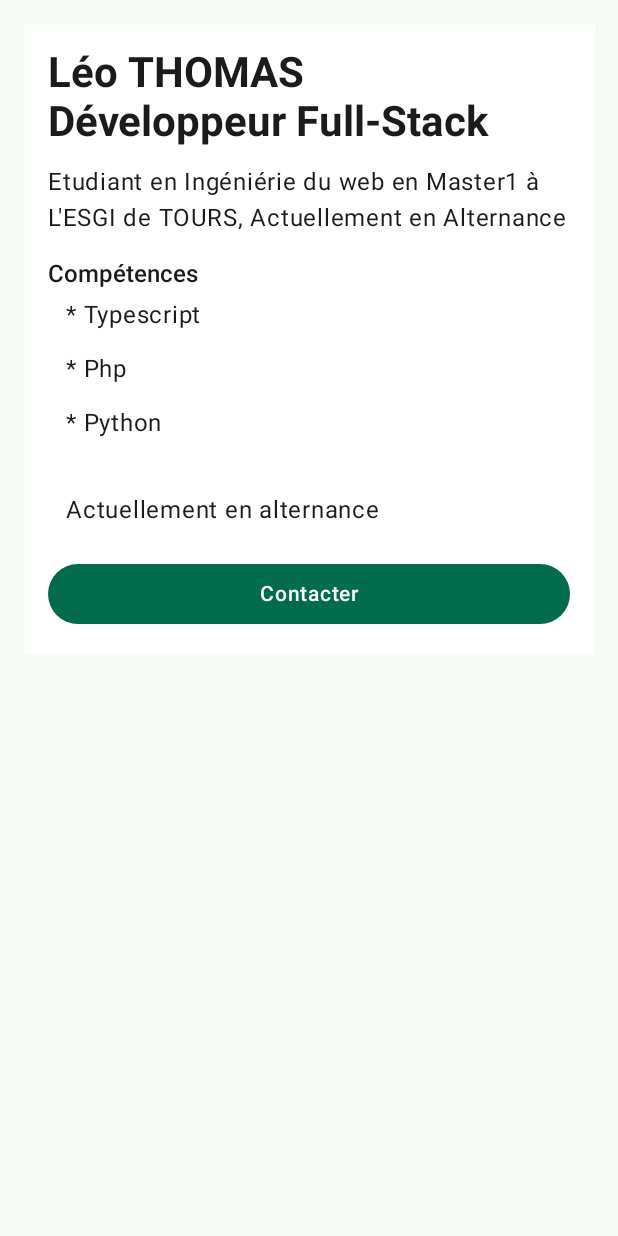
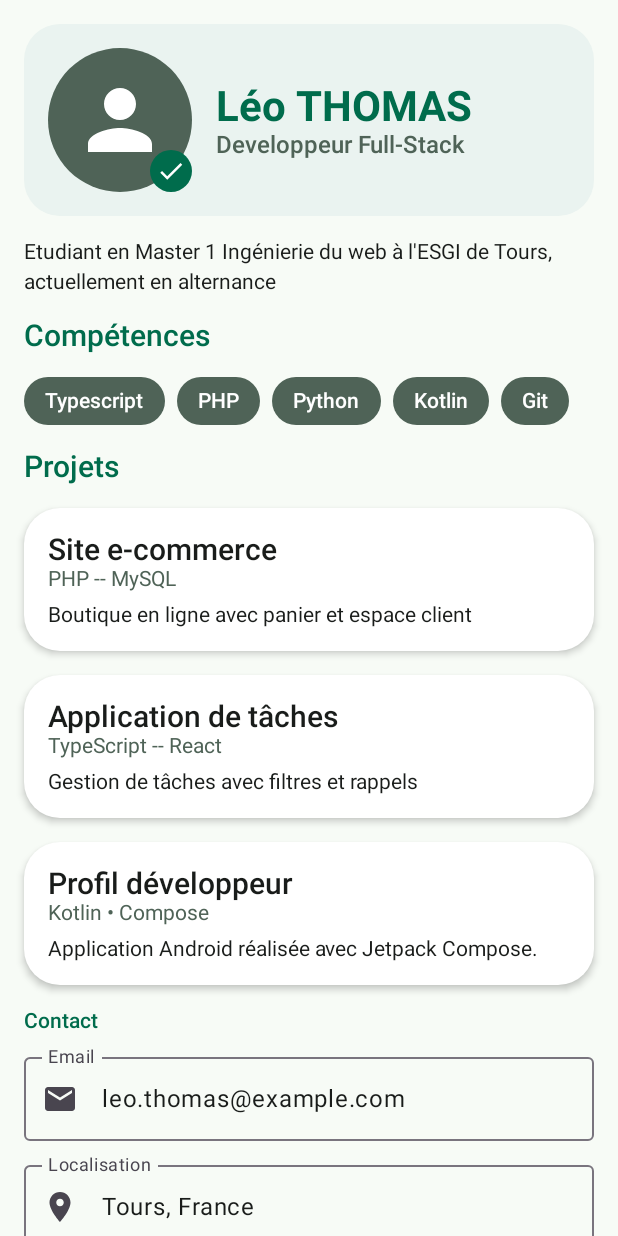
Before and after one commit to leoths10/ProfilDeveloppeurUI, an Android app built with Jetpack Compose: the screen it shows after launch (MainActivity), on a phone screen of 412 x 824 dp. Run offline under Robolectric (Android 15) with nearby library versions, the phone set to English and light mode, and no system bars.

Commit message:
Ecran de profil complet

```diff
--- a/app/src/main/java/com/example/profildeveloppeur/MainActivity.kt
+++ b/app/src/main/java/com/example/profildeveloppeur/MainActivity.kt
@@ -30,6 +30,14 @@ import androidx.compose.ui.tooling.preview.Preview
 import androidx.compose.ui.unit.dp
 import com.example.profildeveloppeur.ui.theme.ProfilDeveloppeurTheme
 import androidx.compose.foundation.Image
+import androidx.compose.foundation.background
+import androidx.compose.foundation.layout.Arrangement
+import androidx.compose.foundation.layout.PaddingValues
+import androidx.compose.foundation.layout.Row
+import androidx.compose.foundation.layout.width
+import androidx.compose.foundation.lazy.LazyColumn
+import androidx.compose.foundation.lazy.LazyRow
+import androidx.compose.foundation.lazy.items
 import androidx.compose.ui.graphics.ColorFilter
 import androidx.compose.material.icons.Icons
 import androidx.compose.material.icons.filled.Check
@@ -40,6 +48,7 @@ import androidx.compose.material3.Icon
 import androidx.compose.material3.OutlinedTextField
 import androidx.compose.ui.Alignment
 import androidx.compose.ui.graphics.vector.ImageVector
+import org.w3c.dom.Text
 
 class MainActivity : ComponentActivity() {
     override fun onCreate(savedInstanceState: Bundle?) {
@@ -49,156 +58,13 @@ class MainActivity : ComponentActivity() {
             ProfilDeveloppeurTheme {
                 Scaffold(modifier = Modifier.fillMaxSize()) { innerPadding ->
                     ProfilScreen(
-                        nom = "Léo THOMAS",
-                        role = "Développeur Full-Stack",
-                        description = "Etudiant en Ingéniérie du web en Master1 à L'ESGI de TOURS, Actuellement en Alternance",
-                        competence1 = "Typescript",
-                        competence2 = "Php",
-                        competence3 = "Python",
-                        disponibilite = "Actuellement en alternance",
+                        profil = sampleProfil(),
                         onContactClick = {},
                         modifier = Modifier.padding(innerPadding)
                     )
                 }
             }
         }
-    }
-}
-
-@Composable
-fun Competence(nom: String, modifier: Modifier = Modifier){
-    Text(
-        text = "* $nom",
-        modifier = Modifier.padding(horizontal = 12.dp, vertical = 6.dp)
-    )
-}
-
-@Preview(showBackground = true)
-@Composable
-fun CompetencePreview(){
-    ProfilDeveloppeurTheme() {
-        Competence(nom = "Kotlin")
-    }
-}
-
-@Composable
-fun ProfilHeader(nom: String, role: String, modifier: Modifier = Modifier){
-    Column(modifier = modifier){
-        Text(text = nom, style = MaterialTheme.typography.headlineMedium)
-        Text(text = role, style = MaterialTheme.typography.headlineMedium)
-    }
-}
-
-@Preview(showBackground = true)
-@Composable
-fun ProfilHeaderPreview(){
-    ProfilDeveloppeurTheme {
-        ProfilHeader(nom = "Léo THOMAS", role = "Développeur Full-Stack")
-    }
-}
-
-@Composable
-fun ActionButton(texte: String, onClick: () -> Unit, modifier: Modifier = Modifier){
-    Button(
-        onClick = onClick,
-        modifier = modifier.fillMaxWidth()
-    ) {
-        Text(text = texte)
-    }
-}
-
-@Preview(showBackground = true)
-@Composable
-fun ActionButtonPreview() {
-    ProfilDeveloppeurTheme {
-        ActionButton(texte = "Contacter", onClick = {})
-    }
-}
-
-@Composable
-fun InfoDisponibilite(texte: String, modifier: Modifier = Modifier){
-    Text(
-        text = texte,
-        modifier = modifier
-            .fillMaxWidth()
-            .padding(12.dp)
-    )
-}
-
-@Preview(showBackground = true)
-@Composable
-fun InfoDisponibilitePreview(){
-    ProfilDeveloppeurTheme {
-        InfoDisponibilite(texte = "Actuellement en Alternance")
-    }
-}
-
-@Composable
-fun ProfilCard(
-    nom : String,
-    role: String,
-    description: String,
-    competence1: String,
-    competence2: String,
-    competence3: String,
-    disponibilite: String,
-    onContactClick: () -> Unit,
-    modifier: Modifier = Modifier
-){
-    Surface(
-        modifier = modifier
-    ){
-        Column(modifier = Modifier.padding(16.dp)){
-            ProfilHeader(nom = nom, role = role)
-            Text(
-                text = description,
-                modifier = Modifier.padding(top = 12.dp)
-            )
-            Text(
-                text = "Compétences",
-                style = MaterialTheme.typography.titleMedium,
-                modifier = Modifier.padding(top = 16.dp)
-            )
-            Competence(nom = competence1, modifier = Modifier.padding(top = 8.dp))
-            Competence(nom = competence2, modifier = Modifier.padding(top = 8.dp))
-            Competence(nom = competence3, modifier = Modifier.padding(top = 8.dp))
-            InfoDisponibilite(
-                texte = disponibilite,
-                modifier = Modifier.padding(top = 16.dp)
-            )
-            ActionButton(
-                texte = "Contacter",
-                onClick = onContactClick,
-                modifier = Modifier.padding(top = 8.dp)
-            )
-        }
-    }
-}
-
-@Composable
-fun ProfilScreen(
-    nom: String,
-    role: String,
-    description: String,
-    competence1: String,
-    competence2: String,
-    competence3: String,
-    disponibilite: String,
-    onContactClick: () -> Unit,
-    modifier: Modifier = Modifier
-){
-    Column(modifier = modifier) {
-        ProfilCard(
-            nom = nom,
-            role = role,
-            description = description,
-            competence1 = competence1,
-            competence2 = competence2,
-            competence3 = competence3,
-            disponibilite = disponibilite,
-            onContactClick = onContactClick,
-            modifier = Modifier.padding(16.dp)
-        )
     }
 }
 
@@ -411,3 +277,90 @@ fun ContactSectionPreview(){
         ContactSection(profil = sampleProfil(), onContactClick = {})
     }
 }
+
+@Composable
+fun SectionTitle(texte: String, modifier: Modifier = Modifier){
+    Text(
+        text = texte,
+        style = MaterialTheme.typography.titleLarge,
+        color = MaterialTheme.colorScheme.primary,
+        modifier = modifier
+    )
+}
+
+@Composable
+fun ProfilHeader(profil: ProfilUi, modifier: Modifier = Modifier){
+    Surface(
+        modifier = modifier.fillMaxWidth(),
+        shape = MaterialTheme.shapes.large,
+        color = MaterialTheme.colorScheme.surface,
+        tonalElevation = 3.dp
+    ) {
+        Row(
+            modifier = Modifier.padding(16.dp),
+            verticalAlignment = Alignment.CenterVertically
+        ) {
+            ProfilAvatar()
+            Spacer(modifier = Modifier.width(16.dp))
+            Column {
+                Text(
+                    text = profil.nom,
+                    style = MaterialTheme.typography.headlineMedium,
+                    color = MaterialTheme.colorScheme.primary
+                )
+                Text(
+                    text = profil.role,
+                    style = MaterialTheme.typography.titleMedium,
+                    color = MaterialTheme.colorScheme.secondary
+                )
+            }
+        }
+    }
+}
+
+@Composable
+fun ProfilScreen(
+    profil: ProfilUi,
+    onContactClick: () -> Unit,
+    modifier: Modifier = Modifier
+){
+    LazyColumn(
+        modifier = modifier
+            .fillMaxSize()
+            .background(MaterialTheme.colorScheme.background),
+        contentPadding = PaddingValues(16.dp),
+        verticalArrangement = Arrangement.spacedBy(16.dp)
+    ) {
+        item { ProfilHeader(profil = profil) }
+        item {
+            Text(
+                text = profil.description,
+                style = MaterialTheme.typography.bodyMedium,
+                color = MaterialTheme.colorScheme.onBackground
+            )
+        }
+        item { SectionTitle(texte = "Compétences") }
+        item {
+            LazyRow(horizontalArrangement = Arrangement.spacedBy(8.dp)) {
+                items(profil.competences) {competence ->
+                    TechnologyChip(label = competence)
+                }
+            }
+        }
+        item { SectionTitle(texte = "Projets") }
+        items(profil.projets, key = { projet -> projet.id }) { projet ->
+            ProjetCard(projet = projet)
+        }
+        item {
+            ContactSection(profil = profil, onContactClick = onContactClick)
+        }
+    }
+}
+
+@Preview(showBackground = true)
+@Composable
+fun ProfilScreenPreview() {
+    ProfilDeveloppeurTheme {
+        ProfilScreen(profil = sampleProfil(), onContactClick = {})
+    }
+}
```
